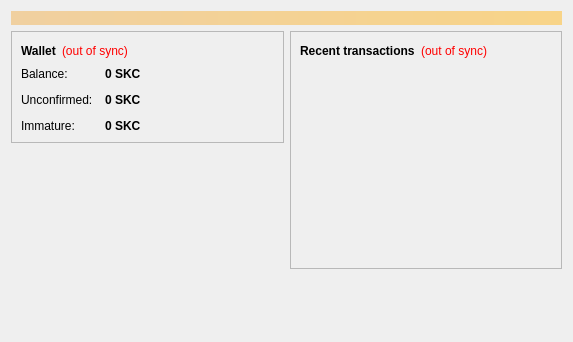
SecKC/SecKCoin, file source/src/qt/forms/overviewpage.ui: the form before one commit.
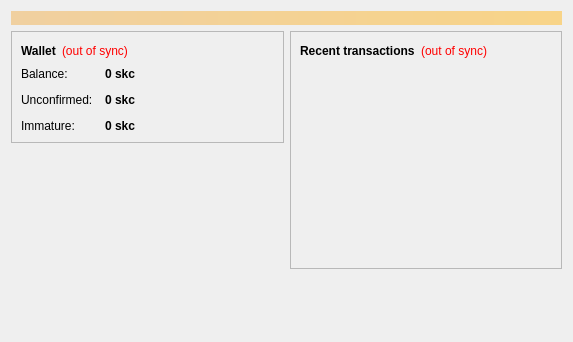
The form after the commit. Icons and pictures are not drawn.

```diff
--- a/source/src/qt/forms/overviewpage.ui
+++ b/source/src/qt/forms/overviewpage.ui
@@ -122,7 +122,7 @@
                <string>Your current balance</string>
               </property>
               <property name="text">
-               <string notr="true">0 SKC</string>
+               <string notr="true">0 skc</string>
               </property>
               <property name="textInteractionFlags">
                <set>Qt::LinksAccessibleByMouse|Qt::TextSelectableByKeyboard|Qt::TextSelectableByMouse</set>
@@ -151,7 +151,7 @@
                <string>Total of transactions that have yet to be confirmed, and do not yet count toward the current balance</string>
               </property>
               <property name="text">
-               <string notr="true">0 SKC</string>
+               <string notr="true">0 skc</string>
               </property>
               <property name="textInteractionFlags">
                <set>Qt::LinksAccessibleByMouse|Qt::TextSelectableByKeyboard|Qt::TextSelectableByMouse</set>
@@ -177,7 +177,7 @@
                <string>Mined balance that has not yet matured</string>
               </property>
               <property name="text">
-               <string notr="true">0 SKC</string>
+               <string notr="true">0 skc</string>
               </property>
               <property name="textInteractionFlags">
                <set>Qt::LinksAccessibleByMouse|Qt::TextSelectableByKeyboard|Qt::TextSelectableByMouse</set>
```
Left out of the diff: 26 changed lines with no effect on the pictures.
